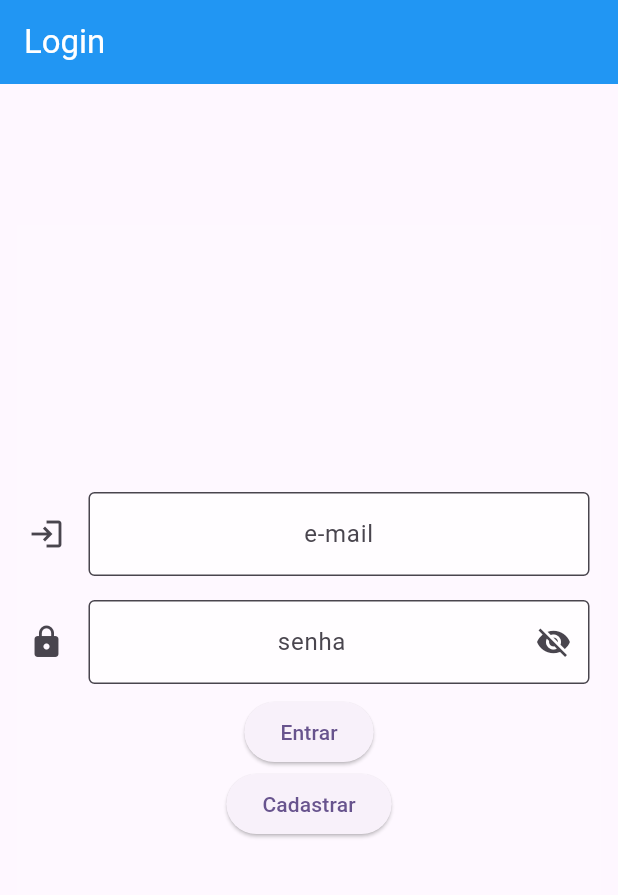
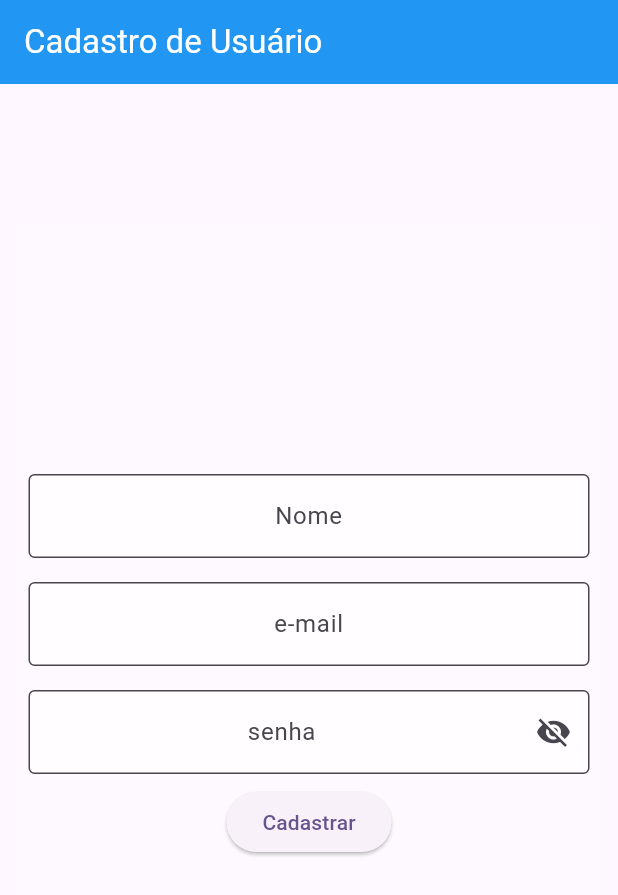
Before and after one commit to andreazevedoluiz/projeto_final_mobile, a Flutter app: the screen it shows after launch, on a phone screen of 412 x 824 dp. Shown: the top 895 px of the screen. Run offline on Flutter 3.47's test engine with Material 2 defaults, Android fonts, the phone set to English and light mode, and no system bars; our stand-ins replace sqflite; accounts and stored records are empty.

Commit message:
resgister screen

```diff
--- a/projeto_final_mobile/lib/main.dart
+++ b/projeto_final_mobile/lib/main.dart
@@ -2,6 +2,7 @@
 import 'package:projeto_final_mobile/data/task_inherited.dart';
 import 'package:projeto_final_mobile/screens/initial_screen.dart';
 import 'package:projeto_final_mobile/screens/login_screen.dart';
+import 'package:projeto_final_mobile/screens/registerLogin_screen.dart';
 
 void main() {
   runApp(const MyApp());
@@ -19,7 +20,7 @@
         colorScheme: ColorScheme.fromSeed(seedColor: Colors.deepPurple),
         useMaterial3: true,
       ),
-      home: LoginScreen() //TaskInherited(child: const InitialScreen()),
+      home: RegisterScreen() //TaskInherited(child: const InitialScreen()),
     );
   }
 }
--- /dev/null
+++ b/projeto_final_mobile/lib/screens/registerLogin_screen.dart
@@ -0,0 +1,134 @@
+import 'package:flutter/material.dart';
+
+class RegisterScreen extends StatefulWidget {
+  const RegisterScreen({super.key});
+
+  @override
+  State<RegisterScreen> createState() => _RegisterScreenState();
+}
+
+class _RegisterScreenState extends State<RegisterScreen> {
+  TextEditingController nameController = TextEditingController();
+   TextEditingController emailController = TextEditingController();
+  TextEditingController password = TextEditingController();
+    bool _showPassaword = false;
+
+
+  bool valueValidator(String? value) {
+    if (value != null && value.isEmpty) {
+      return true;
+    }
+    return false;
+  }
+
+  Widget build(BuildContext context) {
+    return Scaffold(
+      appBar: AppBar(
+        backgroundColor: Colors.blue,
+        title: const Text(
+          'Cadastro de Usuário',
+          style: TextStyle(color: Colors.white),
+        ),
+      ),
+      body: Center(
+        child: SingleChildScrollView(
+          child: Container(
+            height: 580,
+            width: 390,
+            decoration: BoxDecoration(
+              color: Colors.white10,
+            ),
+            child: Column(
+              mainAxisAlignment: MainAxisAlignment.center,
+              children: [
+                Padding(padding: const EdgeInsets.all(8.0),
+                child: TextFormField(
+                  onChanged: (text){
+                        setState(() {
+                        });
+                      } ,
+                      validator: (String? value) {
+                        if (valueValidator(value)) {
+                          return 'Insira o nome!';
+                        }
+                        return null;
+                      },
+                      keyboardType: TextInputType.name,
+                      controller: nameController,
+                      textAlign: TextAlign.center,
+                      decoration: InputDecoration(
+                          border: OutlineInputBorder(),
+                          hintText: 'Nome',
+                          fillColor: Colors.white70,
+                          filled: true),
+                ),),
+                Padding(padding: const EdgeInsets.all(8.0),
+                child: TextFormField(
+                  onChanged: (text){
+                        setState(() {
+                        });
+                      } ,
+                      validator: (String? value) {
+                        if (valueValidator(value)) {
+                          return 'Insira o e-mail!';
+                        }
+                        return null;
+                      },
+                      keyboardType: TextInputType.emailAddress,
+                      controller: emailController,
+                      textAlign: TextAlign.center,
+                      decoration: InputDecoration(
+                          border: OutlineInputBorder(),
+                          hintText: 'e-mail',
+                          fillColor: Colors.white70,
+                          filled: true),
+                ),),
+                Padding(
+                    padding: const EdgeInsets.all(8.0),
+                    child: TextFormField(
+                      validator: (String? value) {
+                        if (valueValidator(value)) {
+                          return 'Insira a senha!';
+                        }
+                        return null;
+                      },
+                      keyboardType: TextInputType.visiblePassword,
+                      controller: password,
+                      textAlign: TextAlign.center,
+                      decoration: InputDecoration(
+                        //icon: Icon(Icons.lock),
+                        border: OutlineInputBorder(),
+                        hintText: 'senha',
+                        fillColor: Colors.white70,
+                        filled: true,
+                        suffixIcon: GestureDetector(
+                            child: Icon(
+                              _showPassaword == false
+                                  ? Icons.visibility_off
+                                  : Icons.visibility,
+                            ),
+                            onTap: () {
+                              setState(() {
+                                _showPassaword = !_showPassaword;
+                              });
+                            }),
+                      ),
+                      obscureText: _showPassaword == false ? true : false,
+                    ),
+                  ),
+                   Column(
+                    children: [
+                      ElevatedButton(
+                        onPressed: () {},
+                        child: Text('Cadastrar'),
+                      ),
+                      ],
+                      ),
+              ],
+            ),
+          ),
+        ),
+      ),
+    );
+  }
+}
```
